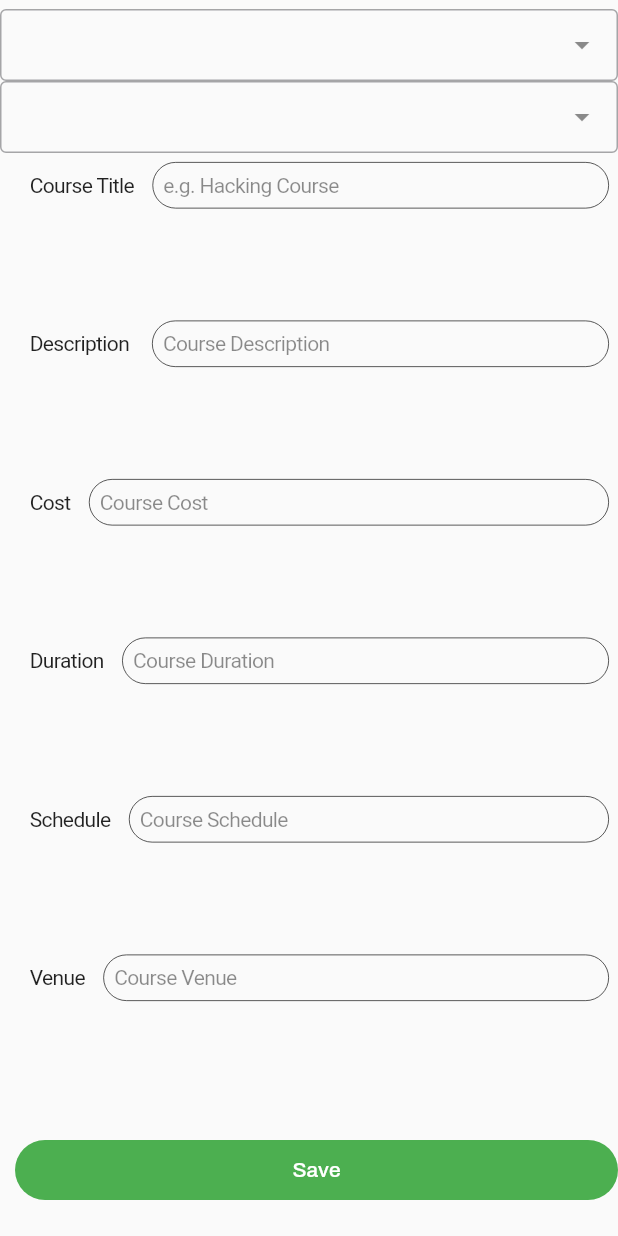
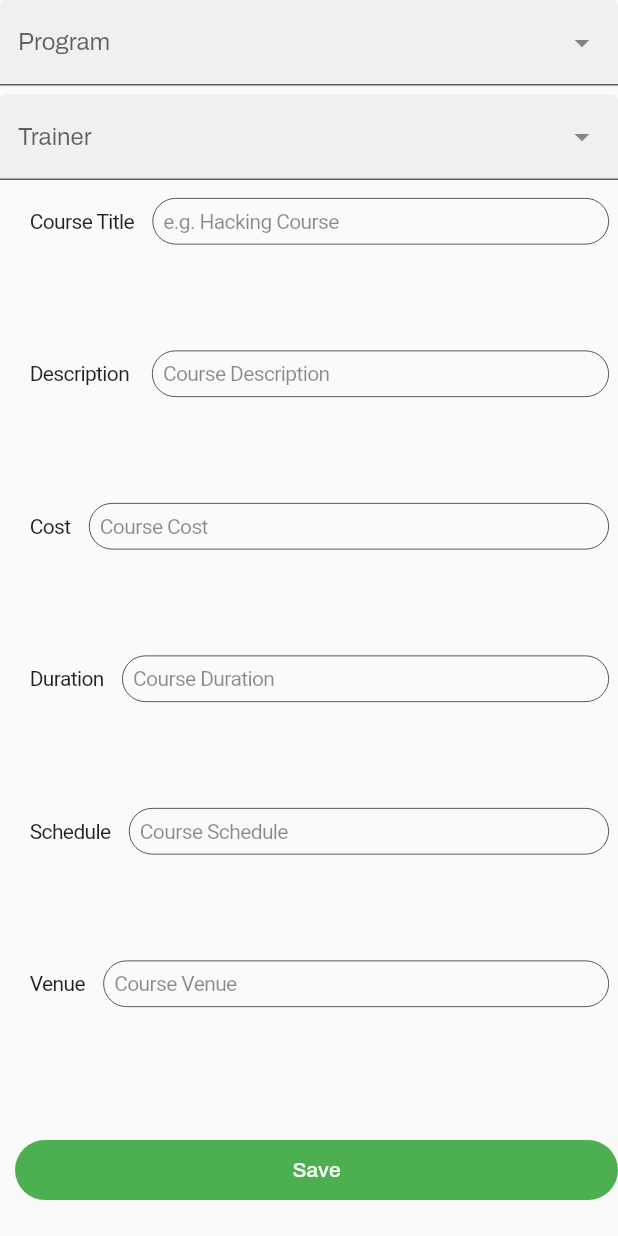
Before and after one commit to sxmdln/ICTC_Admin, a Flutter app: the CourseForm widget shown alone on an empty page, opened directly, on a phone screen of 412 x 824 dp. Run offline on Flutter 3.47's test engine with Material 3 defaults, Android fonts, the phone set to English and light mode, and no system bars; drawn by our look-alikes of dropdown_search; our stand-ins replace data_table_2, email_validator, font_awesome_flutter, supabase_flutter; accounts and stored records are empty.

Commit message:
edit course dropdown

```diff
--- a/lib/pages/Courses/course_forms.dart
+++ b/lib/pages/Courses/course_forms.dart
@@ -170,10 +170,6 @@ class _CourseFormState extends State<CourseForm> {
           //   );
           // }),
 
-          const SizedBox(
-            height: 6,
-          ),
-
           // dropdown for trainers
           // FutureBuilder (
           //   future: fetchTrainers(),
@@ -229,6 +225,12 @@ class _CourseFormState extends State<CourseForm> {
 
           DropdownSearch<Program>(
             asyncItems: (filter) => fetchPrograms(),
+            dropdownDecoratorProps: DropDownDecoratorProps(
+              dropdownSearchDecoration: InputDecoration(
+                labelText: "Program",
+                filled: true,
+              ),
+            ),
             onChanged: (value) => setState(() => selectedProgram = value),
             selectedItem: selectedProgram,
             popupProps: const PopupProps.dialog(showSearchBox: true),
@@ -241,11 +243,23 @@ class _CourseFormState extends State<CourseForm> {
               return null;
             },
           ),
+
+          const SizedBox(
+            height: 6,
+          ),
+
           DropdownSearch<Trainer>(
             asyncItems: (filter) => fetchTrainers(),
+            dropdownDecoratorProps: DropDownDecoratorProps(
+              dropdownSearchDecoration: InputDecoration(
+                labelText: "Trainer",
+                filled: true,
+              ),
+            ),
             onChanged: (value) => setState(() => selectedTrainer = value),
             selectedItem: selectedTrainer,
             popupProps: const PopupProps.dialog(showSearchBox: true),
+
             compareFn: (item1, item2) => item1.id == item2.id,
             validator: (value) {
               if (value == null) {
@@ -255,6 +269,11 @@ class _CourseFormState extends State<CourseForm> {
               return null;
             },
           ),
+
+          const SizedBox(
+            height: 6,
+          ),
+
           Flexible(
             child: CupertinoTextFormFieldRow(
               controller: courseTitleCon,
```
